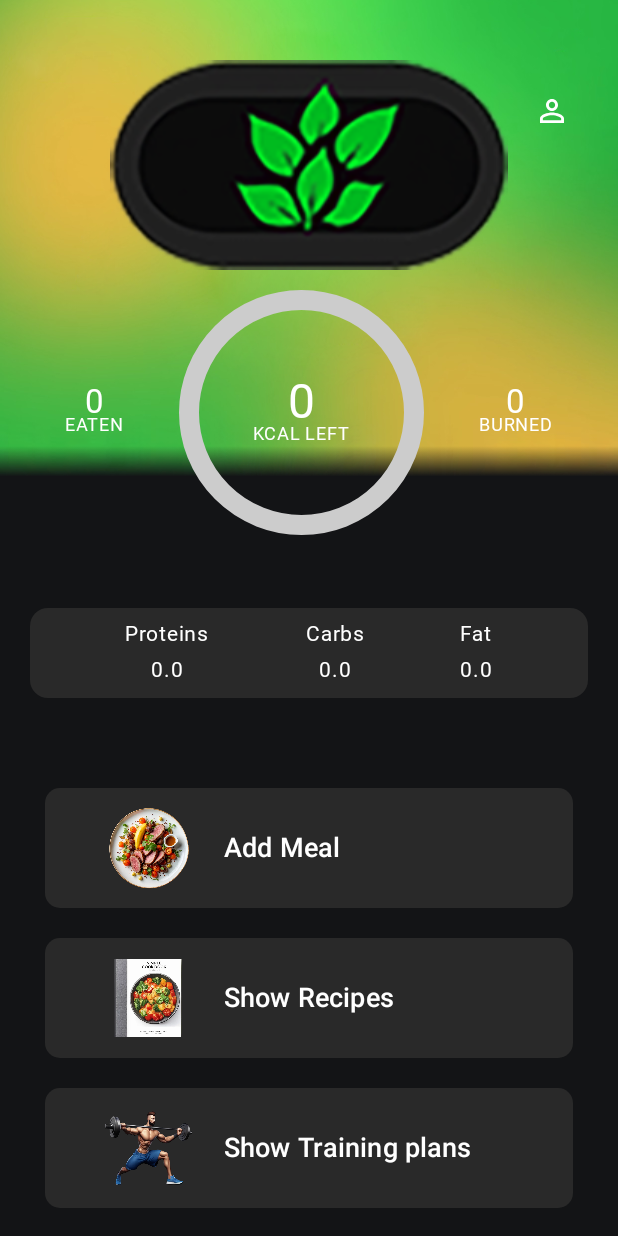
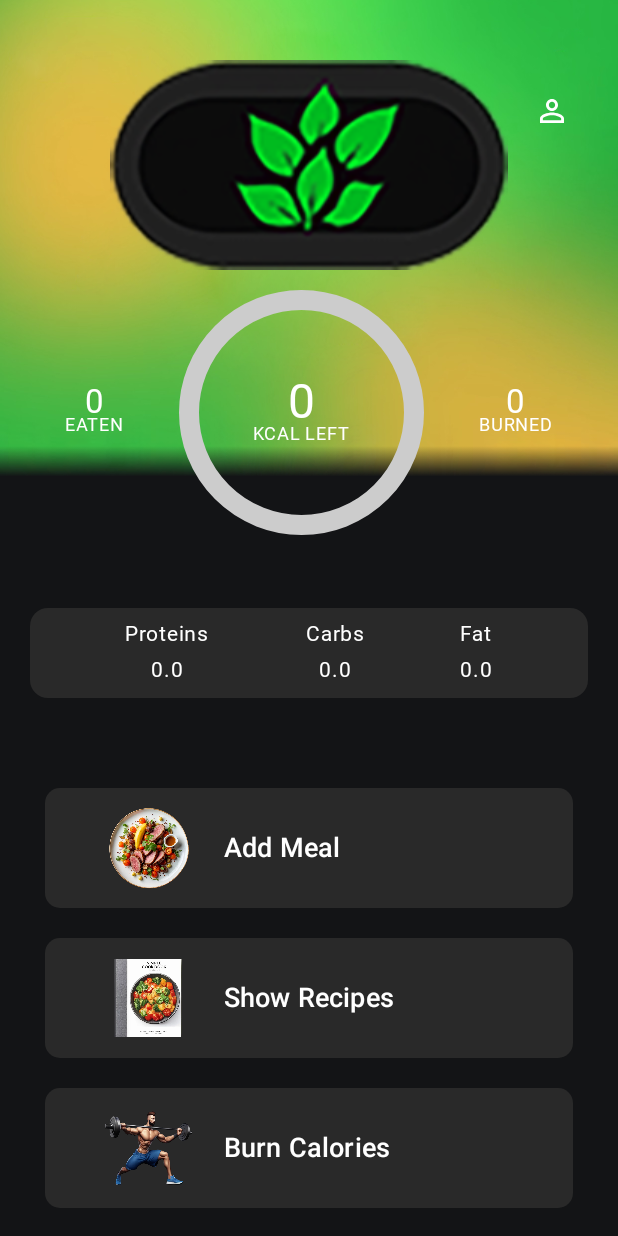
Before and after one commit to matt158x/HealthlyLife, an Android app built with Jetpack Compose: the HomeScreen screen opened through its navigation route, on a phone screen of 412 x 824 dp. Run offline under Robolectric (Android 15) with nearby library versions, the phone set to English and light mode, and no system bars; our stand-ins replace Dagger/Hilt's generated code, Firebase (no records; nobody signed in at launch, a user with empty details on screens opened directly), livedata-compose; Roboto replaces fonts that are not available here.

Commit message:
Burn Calories Screen

```diff
--- a/app/src/main/java/com/example/healthlylife/presentation/HomeScreen.kt
+++ b/app/src/main/java/com/example/healthlylife/presentation/HomeScreen.kt
@@ -212,7 +212,7 @@ fun HomeScreen(
 
             CustomButtonHome(
                 modifier = Modifier,
-                text = "Show Training plans",
+                text = "Burn Calories",
                 onClick = { navController.navigate("calories") },
                 image = painterResource(id = R.drawable.calories),
 
```
